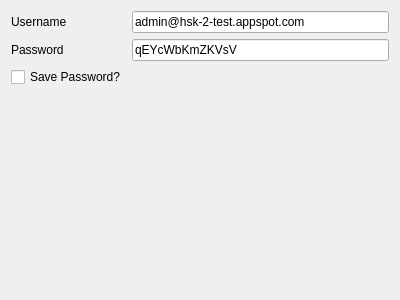
Qt form viur_admin/ui/authuserpassword.ui (viur-framework/viur-admin) before a commit.
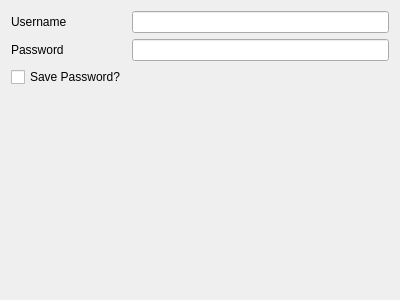
The same form after that commit.

Patch:
```diff
--- a/viur_admin/ui/authuserpassword.ui
+++ b/viur_admin/ui/authuserpassword.ui
@@ -31,14 +31,14 @@
    <item row="0" column="1">
     <widget class="QLineEdit" name="editUsername">
      <property name="text">
-      <string>admin@hsk-2-test.appspot.com</string>
+      <string/>
      </property>
     </widget>
    </item>
    <item row="1" column="1">
     <widget class="QLineEdit" name="editPassword">
      <property name="text">
-      <string>qEYcWbKmZKVsV</string>
+      <string/>
      </property>
     </widget>
    </item>
```
